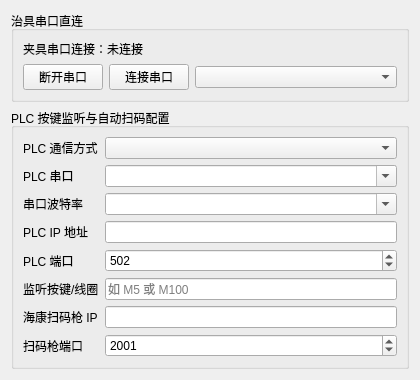
This is platform/settings/widgets/fixture_uart.ui in yuhuang163/test as Qt 5 draws it before an edit. The edited form follows.
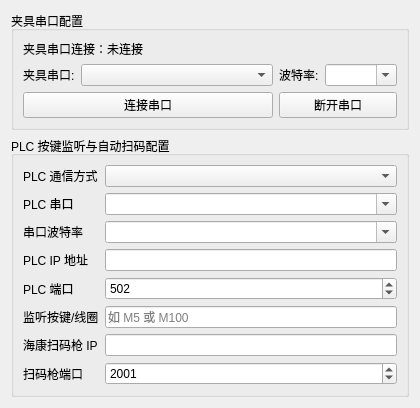
This is the edited form.

Commit message: 圆屏识别与一拖多 适配M8  plc治具逻辑

What changed in the file:
```diff
--- a/platform/settings/widgets/fixture_uart.ui
+++ b/platform/settings/widgets/fixture_uart.ui
@@ -19,33 +19,24 @@
      <item>
       <widget class="QGroupBox" name="fixtureUartGroup">
        <property name="title">
-        <string>治具串口直连</string>
+        <string>夹具串口配置</string>
        </property>
-       <layout class="QVBoxLayout" name="verticalLayoutFixture">
-        <item>
+       <layout class="QGridLayout" name="gridLayoutFixture">
+        <item row="0" column="0" colspan="4">
          <widget class="QLabel" name="Fixtureuartstate">
           <property name="text">
            <string>夹具串口连接：未连接</string>
           </property>
          </widget>
         </item>
-        <item>
-         <layout class="QHBoxLayout" name="horizontalLayout">
-          <item>
-           <widget class="QPushButton" name="FixturedisconnectButton">
+        <item row="1" column="0">
+         <widget class="QLabel" name="fixturePortLabel">
             <property name="text">
-             <string>断开串口</string>
+           <string>夹具串口:</string>
             </property>
            </widget>
           </item>
-          <item>
-           <widget class="QPushButton" name="FixtureconnectButton">
-            <property name="text">
-             <string>连接串口</string>
-            </property>
-           </widget>
-          </item>
-          <item>
+        <item row="1" column="1">
            <widget class="QComboBox" name="FixturecomNameCombo">
             <property name="sizePolicy">
              <sizepolicy hsizetype="Expanding" vsizetype="Fixed">
@@ -55,7 +46,33 @@
             </property>
            </widget>
           </item>
-         </layout>
+        <item row="1" column="2">
+         <widget class="QLabel" name="fixtureBaudLabel">
+          <property name="text">
+           <string>波特率:</string>
+          </property>
+         </widget>
+        </item>
+        <item row="1" column="3">
+         <widget class="QComboBox" name="FixtureBaudRateCombo">
+          <property name="editable">
+           <bool>true</bool>
+          </property>
+         </widget>
+        </item>
+        <item row="2" column="0" colspan="2">
+         <widget class="QPushButton" name="FixtureconnectButton">
+          <property name="text">
+           <string>连接串口</string>
+          </property>
+         </widget>
+        </item>
+        <item row="2" column="2" colspan="2">
+         <widget class="QPushButton" name="FixturedisconnectButton">
+          <property name="text">
+           <string>断开串口</string>
+          </property>
+         </widget>
         </item>
        </layout>
       </widget>
```
Lines whose indentation alone changed are shown as unchanged. The commit also changes 8 other files.
